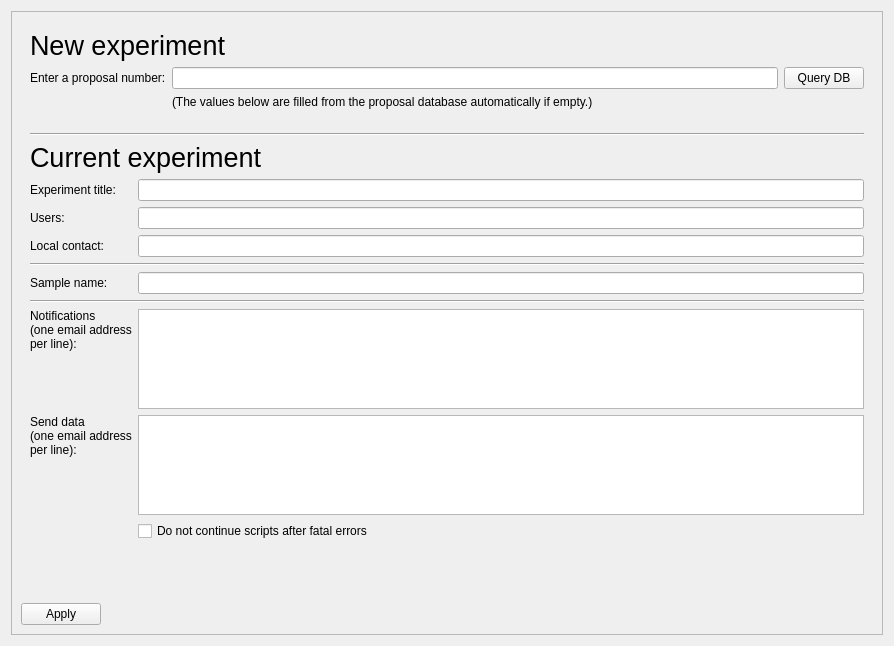
mlz-ictrl/nicos, file nicos_ess/gui/panels/ui_files/setup_exp.ui: the form before one commit.
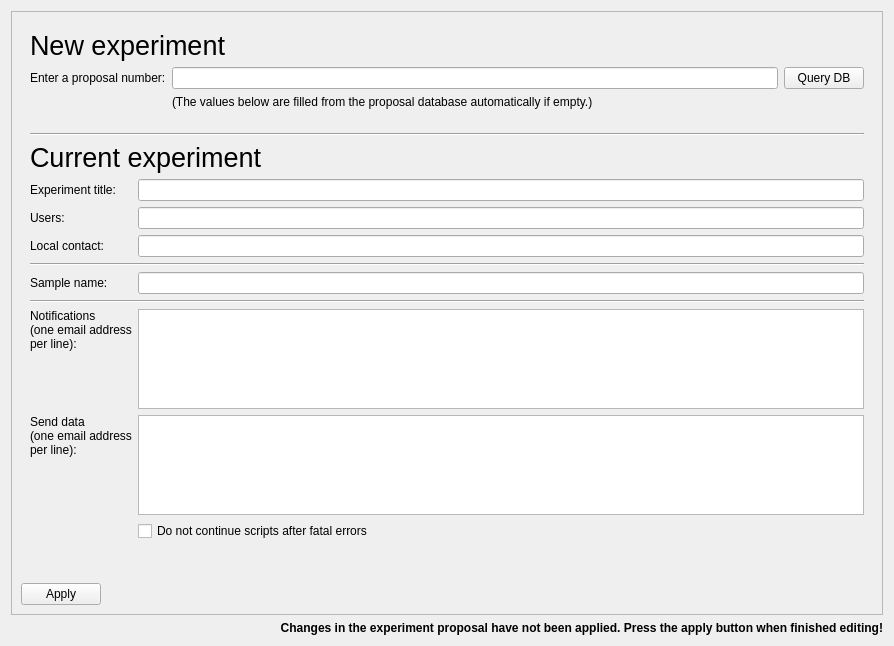
The form after the commit.

Commit message:
ESS: Adding warning label in proposal info panel
Added warning label (red text) that is displayed if the NICOS user has forgotten to apply changes in proposal input fields.

The edit to the form file:
```diff
--- a/nicos_ess/gui/panels/ui_files/setup_exp.ui
+++ b/nicos_ess/gui/panels/ui_files/setup_exp.ui
@@ -272,6 +272,25 @@
      </layout>
     </widget>
    </item>
+   <item>
+    <widget class="QLabel" name="applyWarningLabel">
+     <property name="font">
+      <font>
+       <weight>75</weight>
+       <bold>true</bold>
+      </font>
+     </property>
+     <property name="text">
+      <string>Changes in the experiment proposal have not been applied. Press the apply button when finished editing!</string>
+     </property>
+     <property name="alignment">
+      <set>Qt::AlignRight|Qt::AlignTrailing|Qt::AlignVCenter</set>
+     </property>
+     <property name="textInteractionFlags">
+      <set>Qt::NoTextInteraction</set>
+     </property>
+    </widget>
+   </item>
   </layout>
  </widget>
  <resources/>
```
The commit also changes 1 other file.
